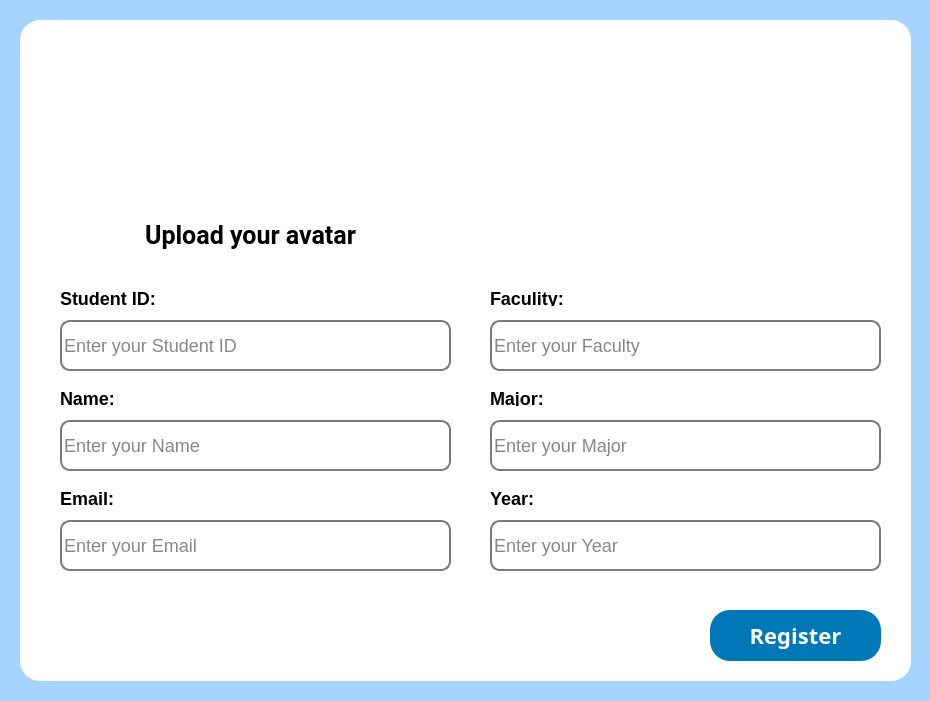
The window that Interface/Students/Register/registerpage.ui (qub1tt/NT106_Face-Attendance-System) describes before a commit, drawn with Qt 5.
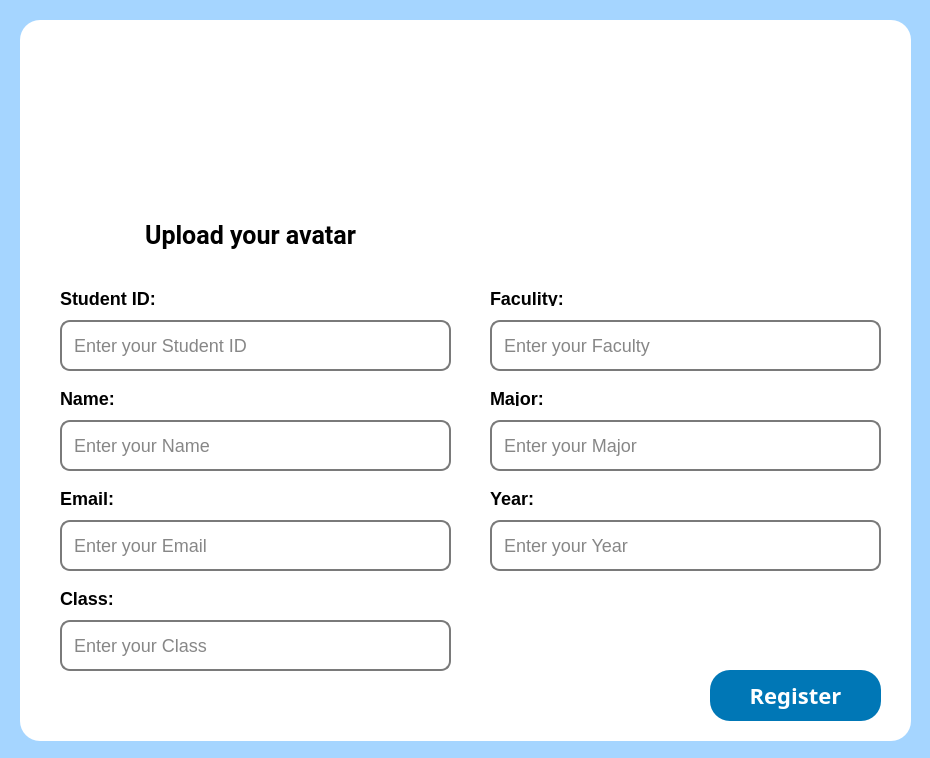
The same window after the commit. Icons and pictures are not drawn.

Commit message: Them tinh nang nhap Class va sua thong bao dang ki

```diff
--- a/Interface/Students/Register/registerpage.ui
+++ b/Interface/Students/Register/registerpage.ui
@@ -7,7 +7,7 @@
     <x>0</x>
     <y>0</y>
     <width>930</width>
-    <height>701</height>
+    <height>758</height>
    </rect>
   </property>
   <property name="windowTitle">
@@ -20,7 +20,7 @@
       <x>0</x>
       <y>0</y>
       <width>930</width>
-      <height>701</height>
+      <height>761</height>
      </rect>
     </property>
     <property name="styleSheet">
@@ -32,7 +32,7 @@
        <x>20</x>
        <y>20</y>
        <width>891</width>
-       <height>661</height>
+       <height>721</height>
       </rect>
      </property>
      <property name="styleSheet">
@@ -63,7 +63,7 @@
 background-color: rgb(255, 255, 255);
 font-family: &quot;Tahoma&quot;, sans-serif;
 font-size: 18px;
-</string>
+padding: 10px; </string>
       </property>
       <property name="text">
        <string/>
@@ -96,7 +96,7 @@
 background-color: rgb(255, 255, 255);
 font-family: &quot;Tahoma&quot;, sans-serif;
 font-size: 18px;
-</string>
+padding: 10px; </string>
       </property>
       <property name="text">
        <string/>
@@ -129,7 +129,7 @@
 background-color: rgb(255, 255, 255);
 font-family: &quot;Tahoma&quot;, sans-serif;
 font-size: 18px;
-</string>
+padding: 10px; </string>
       </property>
       <property name="text">
        <string/>
@@ -162,7 +162,7 @@
 background-color: rgb(255, 255, 255);
 font-family: &quot;Tahoma&quot;, sans-serif;
 font-size: 18px;
-</string>
+padding: 10px; </string>
       </property>
       <property name="text">
        <string/>
@@ -195,7 +195,7 @@
 background-color: rgb(255, 255, 255);
 font-family: &quot;Tahoma&quot;, sans-serif;
 font-size: 18px;
-</string>
+padding: 10px; </string>
       </property>
       <property name="text">
        <string/>
@@ -288,7 +288,7 @@
 background-color: rgb(255, 255, 255);
 font-family: &quot;Tahoma&quot;, sans-serif;
 font-size: 18px;
-</string>
+padding: 10px; </string>
       </property>
       <property name="text">
        <string/>
@@ -301,7 +301,7 @@
       <property name="geometry">
        <rect>
         <x>690</x>
-        <y>590</y>
+        <y>650</y>
         <width>171</width>
         <height>51</height>
        </rect>
@@ -333,7 +333,7 @@
       <property name="geometry">
        <rect>
         <x>460</x>
-        <y>40</y>
+        <y>30</y>
         <width>401</width>
         <height>201</height>
        </rect>
@@ -462,6 +462,77 @@
        <string>Year:</string>
       </property>
      </widget>
+     <widget class="QLabel" name="labelClass">
+      <property name="geometry">
+       <rect>
+        <x>40</x>
+        <y>570</y>
+        <width>111</width>
+        <height>16</height>
+       </rect>
+      </property>
+      <property name="styleSheet">
+       <string notr="true">font-family: &quot;Roboto&quot;, sans-serif;
+font-size: 18px;
+font-weight: bold;
+background-color: transparent;</string>
+      </property>
+      <property name="text">
+       <string>Class:</string>
+      </property>
+     </widget>
+     <widget class="QLineEdit" name="txtClass">
+      <property name="geometry">
+       <rect>
+        <x>40</x>
+        <y>600</y>
+        <width>391</width>
+        <height>51</height>
+       </rect>
+      </property>
+      <property name="font">
+       <font>
+        <family>Tahoma</family>
+        <pointsize>-1</pointsize>
+       </font>
+      </property>
+      <property name="styleSheet">
+       <string notr="true">background-color:rgba(0,0,0,0);
+border:none;
+border: 2px solid rgb(122, 122, 122);
+border-radius: 10px;
+color:rgba(0,0,0,240);
+background-color: rgb(255, 255, 255);
+font-family: &quot;Tahoma&quot;, sans-serif;
+font-size: 18px;
+padding: 10px; </string>
+      </property>
+      <property name="text">
+       <string/>
+      </property>
+      <property name="placeholderText">
+       <string>Enter your Class</string>
+      </property>
+     </widget>
+     <widget class="QLabel" name="labelError">
+      <property name="geometry">
+       <rect>
+        <x>480</x>
+        <y>580</y>
+        <width>371</width>
+        <height>51</height>
+       </rect>
+      </property>
+      <property name="styleSheet">
+       <string notr="true">color:rgb(255, 0, 0);
+background-color: rgb(255, 255, 255);
+font-family: &quot;Tahoma&quot;, sans-serif;
+font-size: 18px;</string>
+      </property>
+      <property name="text">
+       <string/>
+      </property>
+     </widget>
     </widget>
    </widget>
   </widget>
```
Left out of the diff: 4 changed lines with no effect on the pictures. The commit also changes 1 other file.
